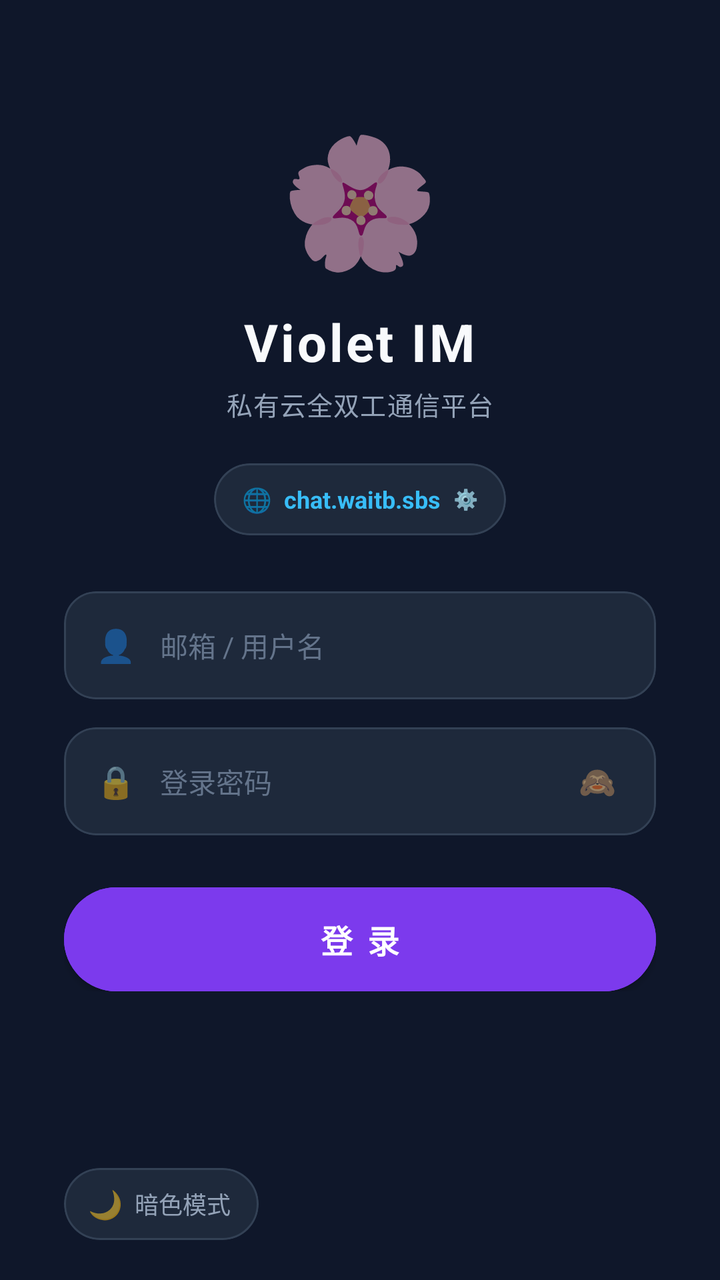
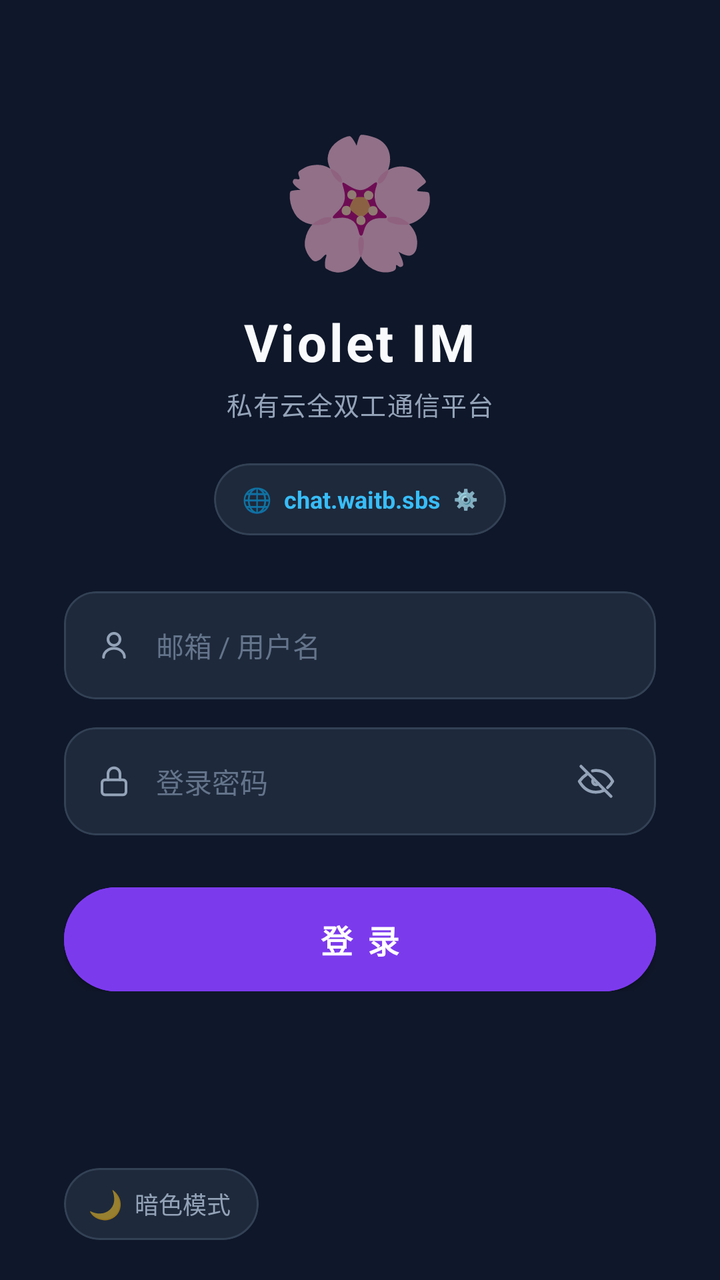

Before-and-after screenshots of an Android layout around one commit, followed by the original layout XML and the change that was made.
<!-- AndroidManifest.xml: application theme Theme.MaterialComponents.DayNight.NoActionBar -->
<!-- res/layout/activity_main.xml -->
<?xml version="1.0" encoding="utf-8"?>
<FrameLayout xmlns:android="http://schemas.android.com/apk/res/android"
    xmlns:app="http://schemas.android.com/apk/res-auto"
    android:id="@+id/root_layout"
    android:layout_width="match_parent"
    android:layout_height="match_parent"
    android:background="#0F172A">

    
    <ScrollView
        android:layout_width="match_parent"
        android:layout_height="match_parent"
        android:fillViewport="true"
        android:scrollbars="none">

        <LinearLayout
            android:layout_width="match_parent"
            android:layout_height="wrap_content"
            android:orientation="vertical"
            android:gravity="center_horizontal"
            android:paddingStart="32dp"
            android:paddingEnd="32dp"
            android:paddingTop="56dp"
            android:paddingBottom="20dp">

            
            <FrameLayout
                android:layout_width="wrap_content"
                android:layout_height="wrap_content">

                <TextView
                    android:id="@+id/tv_rotating_flower"
                    android:layout_width="wrap_content"
                    android:layout_height="wrap_content"
                    android:text="🌸"
                    android:textSize="64sp"
                    android:gravity="center" />
            </FrameLayout>

            
            <TextView
                android:id="@+id/tv_brand_name"
                android:layout_width="wrap_content"
                android:layout_height="wrap_content"
                android:text="Violet IM"
                android:textColor="#F8FAFC"
                android:textSize="26sp"
                android:textStyle="bold"
                android:letterSpacing="0.05"
                android:layout_marginTop="12dp" />

            <TextView
                android:id="@+id/tv_brand_desc"
                android:layout_width="wrap_content"
                android:layout_height="wrap_content"
                android:text="私有云全双工通信平台"
                android:textColor="#94A3B8"
                android:textSize="13sp"
                android:letterSpacing="0.03"
                android:layout_marginTop="4dp" />

            
            <com.google.android.material.card.MaterialCardView
                android:id="@+id/btn_open_server_modal"
                android:layout_width="wrap_content"
                android:layout_height="36dp"
                android:layout_marginTop="20dp"
                android:layout_marginBottom="28dp"
                app:cardBackgroundColor="#1E293B"
                app:cardCornerRadius="18dp"
                app:cardElevation="0dp"
                app:strokeColor="#334155"
                app:strokeWidth="1dp"
                android:clickable="true"
                android:focusable="true"
                android:foreground="?android:attr/selectableItemBackground">

                <LinearLayout
                    android:layout_width="wrap_content"
                    android:layout_height="match_parent"
                    android:orientation="horizontal"
                    android:gravity="center_vertical"
                    android:paddingStart="14dp"
                    android:paddingEnd="14dp">

                    <TextView
                        android:id="@+id/tv_current_server_badge"
                        android:layout_width="wrap_content"
                        android:layout_height="wrap_content"
                        android:text="🌐"
                        android:textSize="12sp" />

                    <TextView
                        android:id="@+id/tv_current_server_display"
                        android:layout_width="wrap_content"
                        android:layout_height="wrap_content"
                        android:text="chat.waitb.sbs"
                        android:textColor="#38BDF8"
                        android:textSize="12sp"
                        android:textStyle="bold"
                        android:layout_marginStart="6dp"
                        android:singleLine="true"
                        android:maxWidth="200dp" />

                    <TextView
                        android:id="@+id/tv_server_edit_icon"
                        android:layout_width="wrap_content"
                        android:layout_height="wrap_content"
                        android:text=" ⚙️"
                        android:textColor="#94A3B8"
                        android:textSize="10sp"
                        android:layout_marginStart="4dp" />
                </LinearLayout>
            </com.google.android.material.card.MaterialCardView>

            
            <LinearLayout
                android:layout_width="match_parent"
                android:layout_height="wrap_content"
                android:orientation="vertical">

                
                <com.google.android.material.card.MaterialCardView
                    android:id="@+id/layout_input_account"
                    android:layout_width="match_parent"
                    android:layout_height="54dp"
                    android:layout_marginBottom="14dp"
                    app:cardBackgroundColor="#1E293B"
                    app:cardCornerRadius="16dp"
                    app:cardElevation="0dp"
                    app:strokeColor="#334155"
                    app:strokeWidth="1dp">

                    <LinearLayout
                        android:layout_width="match_parent"
                        android:layout_height="match_parent"
                        android:orientation="horizontal"
                        android:gravity="center_vertical"
                        android:paddingStart="16dp"
                        android:paddingEnd="16dp">

                        <TextView
                            android:id="@+id/icon_account"
                            android:layout_width="wrap_content"
                            android:layout_height="wrap_content"
                            android:text="👤"
                            android:textSize="16sp" />

                        <EditText
                            android:id="@+id/et_email"
                            android:layout_width="0dp"
                            android:layout_height="match_parent"
                            android:layout_weight="1"
                            android:background="@null"
                            android:inputType="textEmailAddress"
                            android:textColor="#F8FAFC"
                            android:textColorHint="#64748B"
                            android:hint="邮箱 / 用户名"
                            android:textSize="14sp"
                            android:paddingStart="12dp"
                            android:paddingEnd="12dp"
                            android:singleLine="true" />
                    </LinearLayout>
                </com.google.android.material.card.MaterialCardView>

                
                <com.google.android.material.card.MaterialCardView
                    android:id="@+id/layout_input_password"
                    android:layout_width="match_parent"
                    android:layout_height="54dp"
                    app:cardBackgroundColor="#1E293B"
                    app:cardCornerRadius="16dp"
                    app:cardElevation="0dp"
                    app:strokeColor="#334155"
                    app:strokeWidth="1dp">

                    <LinearLayout
                        android:layout_width="match_parent"
                        android:layout_height="match_parent"
                        android:orientation="horizontal"
                        android:gravity="center_vertical"
                        android:paddingStart="16dp"
                        android:paddingEnd="12dp">

                        <TextView
                            android:id="@+id/icon_password"
                            android:layout_width="wrap_content"
                            android:layout_height="wrap_content"
                            android:text="🔒"
                            android:textSize="16sp" />

                        <EditText
                            android:id="@+id/et_password"
                            android:layout_width="0dp"
                            android:layout_height="match_parent"
                            android:layout_weight="1"
                            android:background="@null"
                            android:textColor="#F8FAFC"
                            android:textColorHint="#64748B"
                            android:hint="登录密码"
                            android:inputType="textPassword"
                            android:textSize="14sp"
                            android:paddingStart="12dp"
                            android:paddingEnd="8dp"
                            android:singleLine="true" />

                        <TextView
                            android:id="@+id/btn_toggle_pwd"
                            android:layout_width="wrap_content"
                            android:layout_height="wrap_content"
                            android:text="🙈"
                            android:textSize="15sp"
                            android:padding="8dp" />
                    </LinearLayout>
                </com.google.android.material.card.MaterialCardView>

                
                <com.google.android.material.button.MaterialButton
                    android:id="@+id/btn_login"
                    android:layout_width="match_parent"
                    android:layout_height="52dp"
                    android:layout_marginTop="26dp"
                    android:insetTop="0dp"
                    android:insetBottom="0dp"
                    android:backgroundTint="#7C3AED"
                    android:text="登 录"
                    android:textColor="#FFFFFF"
                    android:textSize="16sp"
                    android:textStyle="bold"
                    android:letterSpacing="0.1"
                    app:cornerRadius="26dp" />

            </LinearLayout>

            
            <View
                android:layout_width="match_parent"
                android:layout_height="0dp"
                android:layout_weight="1"
                android:minHeight="28dp" />

            
            <LinearLayout
                android:layout_width="match_parent"
                android:layout_height="wrap_content"
                android:orientation="horizontal"
                android:gravity="start|center_vertical">

                <com.google.android.material.card.MaterialCardView
                    android:id="@+id/btn_toggle_theme"
                    android:layout_width="wrap_content"
                    android:layout_height="36dp"
                    app:cardBackgroundColor="#1E293B"
                    app:cardCornerRadius="18dp"
                    app:cardElevation="0dp"
                    app:strokeColor="#334155"
                    app:strokeWidth="1dp"
                    android:clickable="true"
                    android:focusable="true"
                    android:foreground="?android:attr/selectableItemBackground">

                    <LinearLayout
                        android:layout_width="wrap_content"
                        android:layout_height="match_parent"
                        android:orientation="horizontal"
                        android:gravity="center_vertical"
                        android:paddingStart="12dp"
                        android:paddingEnd="14dp">

                        <TextView
                            android:id="@+id/tv_theme_icon"
                            android:layout_width="wrap_content"
                            android:layout_height="wrap_content"
                            android:text="🌙"
                            android:textSize="14sp" />

                        <TextView
                            android:id="@+id/tv_theme_text"
                            android:layout_width="wrap_content"
                            android:layout_height="wrap_content"
                            android:text="暗色模式"
                            android:textColor="#94A3B8"
                            android:textSize="12sp"
                            android:layout_marginStart="6dp" />
                    </LinearLayout>
                </com.google.android.material.card.MaterialCardView>
            </LinearLayout>

        </LinearLayout>
    </ScrollView>

</FrameLayout>
<!-- resources referenced by this layout -->
<resources>

</resources>

<!-- the commit's change to res/layout/activity_main.xml (unified diff, before → after) -->
@@ -139,12 +139,12 @@
                         android:paddingStart="16dp"
                         android:paddingEnd="16dp">
 
-                        <TextView
+                        <ImageView
                             android:id="@+id/icon_account"
-                            android:layout_width="wrap_content"
-                            android:layout_height="wrap_content"
-                            android:text="👤"
-                            android:textSize="16sp" />
+                            android:layout_width="18dp"
+                            android:layout_height="18dp"
+                            android:src="@drawable/ic_user"
+                            android:contentDescription="账号图标" />
 
                         <EditText
                             android:id="@+id/et_email"
@@ -182,12 +182,12 @@
                         android:paddingStart="16dp"
                         android:paddingEnd="12dp">
 
-                        <TextView
+                        <ImageView
                             android:id="@+id/icon_password"
-                            android:layout_width="wrap_content"
-                            android:layout_height="wrap_content"
-                            android:text="🔒"
-                            android:textSize="16sp" />
+                            android:layout_width="18dp"
+                            android:layout_height="18dp"
+                            android:src="@drawable/ic_lock"
+                            android:contentDescription="密码图标" />
 
                         <EditText
                             android:id="@+id/et_password"
@@ -204,13 +204,14 @@
                             android:paddingEnd="8dp"
                             android:singleLine="true" />
 
-                        <TextView
+                        <ImageView
                             android:id="@+id/btn_toggle_pwd"
-                            android:layout_width="wrap_content"
-                            android:layout_height="wrap_content"
-                            android:text="🙈"
-                            android:textSize="15sp"
-                            android:padding="8dp" />
+                            android:layout_width="36dp"
+                            android:layout_height="36dp"
+                            android:padding="8dp"
+                            android:src="@drawable/ic_eye_closed"
+                            android:background="?android:attr/selectableItemBackgroundBorderless"
+                            android:contentDescription="切换密码可见性" />
                     </LinearLayout>
                 </com.google.android.material.card.MaterialCardView>
 
<!-- resource entries referenced after the edit -->
@@ -1,5 +1,81 @@
 <!-- resources referenced by this layout -->
 <resources>
-
+  <!-- drawable ic_eye_closed (drawable) -->
+  <vector xmlns:android="http://schemas.android.com/apk/res/android"
+      android:width="20dp"
+      android:height="20dp"
+      android:viewportWidth="24"
+      android:viewportHeight="24">
+      <path
+          android:fillColor="@android:color/transparent"
+          android:pathData="M3,3L21,21"
+          android:strokeColor="#94A3B8"
+          android:strokeLineCap="round"
+          android:strokeLineJoin="round"
+          android:strokeWidth="1.8" />
+      <path
+          android:fillColor="@android:color/transparent"
+          android:pathData="M10.58,10.58A2,2 0 0,0 13.42,13.42"
+          android:strokeColor="#94A3B8"
+          android:strokeLineCap="round"
+          android:strokeLineJoin="round"
+          android:strokeWidth="1.8" />
+      <path
+          android:fillColor="@android:color/transparent"
+          android:pathData="M9.88,5.74C10.57,5.58 11.28,5.5 12,5.5C16,5.5 19.5,7.5 22,12C21.18,13.48 20.16,14.74 18.96,15.74"
+          android:strokeColor="#94A3B8"
+          android:strokeLineCap="round"
+          android:strokeLineJoin="round"
+          android:strokeWidth="1.8" />
+      <path
+          android:fillColor="@android:color/transparent"
+          android:pathData="M6.61,7.61C4.76,8.85 3.22,10.35 2,12C4.5,16.5 8,18.5 12,18.5C13.66,18.5 15.23,18.14 16.65,17.48"
+          android:strokeColor="#94A3B8"
+          android:strokeLineCap="round"
+          android:strokeLineJoin="round"
+          android:strokeWidth="1.8" />
+  </vector>
+  <!-- drawable ic_lock (drawable) -->
+  <vector xmlns:android="http://schemas.android.com/apk/res/android"
+      android:width="18dp"
+      android:height="18dp"
+      android:viewportWidth="24"
+      android:viewportHeight="24">
+      <path
+          android:fillColor="@android:color/transparent"
+          android:pathData="M6,11H18C19.1,11 20,11.9 20,13V19C20,20.1 19.1,21 18,21H6C4.9,21 4,20.1 4,19V13C4,11.9 4.9,11 6,11Z"
+          android:strokeColor="#94A3B8"
+          android:strokeLineCap="round"
+          android:strokeLineJoin="round"
+          android:strokeWidth="1.8" />
+      <path
+          android:fillColor="@android:color/transparent"
+          android:pathData="M8,11V7A4,4 0 0,1 16,7V11"
+          android:strokeColor="#94A3B8"
+          android:strokeLineCap="round"
+          android:strokeLineJoin="round"
+          android:strokeWidth="1.8" />
+  </vector>
+  <!-- drawable ic_user (drawable) -->
+  <vector xmlns:android="http://schemas.android.com/apk/res/android"
+      android:width="18dp"
+      android:height="18dp"
+      android:viewportWidth="24"
+      android:viewportHeight="24">
+      <path
+          android:fillColor="@android:color/transparent"
+          android:pathData="M12,12A4,4 0 1,0 12,4A4,4 0 1,0 12,12Z"
+          android:strokeColor="#94A3B8"
+          android:strokeLineCap="round"
+          android:strokeLineJoin="round"
+          android:strokeWidth="1.8" />
+      <path
+          android:fillColor="@android:color/transparent"
+          android:pathData="M5,20C5,16.69 8.13,14 12,14C15.87,14 19,16.69 19,20"
+          android:strokeColor="#94A3B8"
+          android:strokeLineCap="round"
+          android:strokeLineJoin="round"
+          android:strokeWidth="1.8" />
+  </vector>
 </resources>
 
